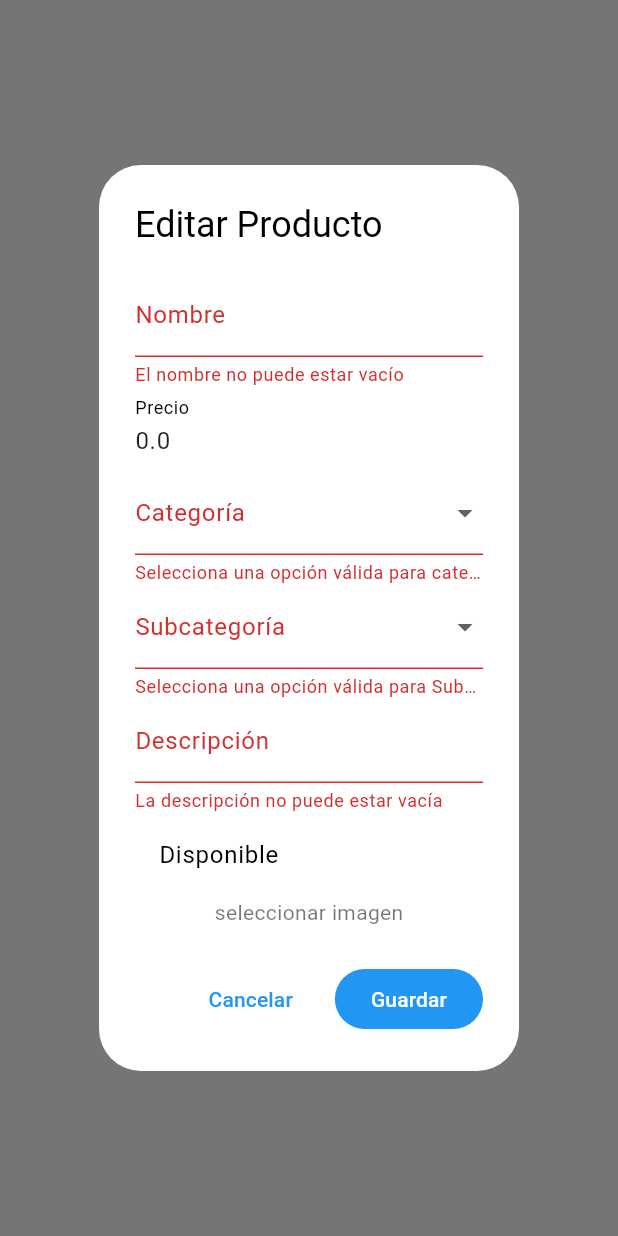
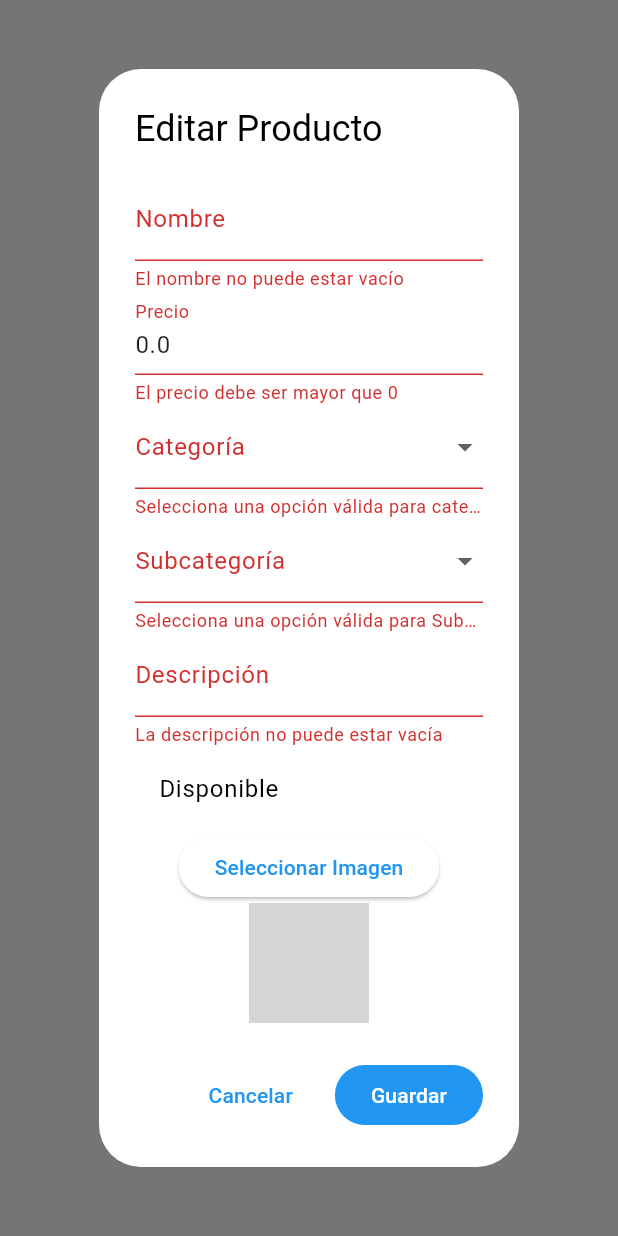
Before and after one commit to DonPombo/Un-Lugar-Chido, a Flutter app: what mostrarDialogoEdicion() shows on an empty page, opened directly with empty values, after a tap on "Guardar", on a phone screen of 412 x 824 dp. Run offline on Flutter 3.47's test engine with Material 3 defaults, Android fonts, the phone set to English and light mode, and no system bars; our stand-ins replace cloud_firestore, firebase_auth, firebase_core, firebase_storage, go_router, image_picker and 1 more; missing offline and left inert: dart:html; accounts and stored records are empty; network calls fail; grey boxes are pictures that could not be loaded.

Commit message:
la imagen se sube correctamente pero no se carga en ningun lado_(Se queda la default)

```diff
--- a/lib/admin screens/dialogs/dialogs.dart
+++ b/lib/admin screens/dialogs/dialogs.dart
@@ -1,6 +1,15 @@
+import 'dart:typed_data';
+
 import 'package:flutter/material.dart';
+import 'package:path/path.dart';
 import '../../models/producto.dart';
 import '/services/firestore_service.dart';
+
+import 'dart:io';
+import 'package:image_picker/image_picker.dart'; // Para seleccionar imágenes
+
+import 'package:flutter/foundation.dart' show kIsWeb;
+import 'dart:html' as html;
 
 Future<void> mostrarDialogoEdicion({
   required BuildContext context,
@@ -14,10 +23,54 @@ Future<void> mostrarDialogoEdicion({
       TextEditingController(text: producto?.nombre ?? '');
   final TextEditingController precioController =
       TextEditingController(text: producto?.precio.toString() ?? '');
-  final TextEditingController imagenController =
-      TextEditingController(text: producto?.imagen ?? '');
   final TextEditingController descripcionController =
       TextEditingController(text: producto?.descripcion ?? '');
+
+  // Variables para la imagen
+  File? image; // Para móviles
+  Uint8List? webImage; // Para web
+
+  // URL de imagen por defecto
+  String defaultImageUrl =
+      '/assets/images/logoChido.png'; // URL de imagen por defecto
+
+  // Imagen por defecto o imagen existente
+  String imageUrl = producto?.imagen ?? defaultImageUrl;
+
+  // Función para seleccionar imagen desde móvil o web
+  Future<void> pickImage() async {
+    setLoading(
+        false); // Se indica que la operación de selección de imagen está en progreso
+    if (kIsWeb) {
+      final input = html.FileUploadInputElement();
+      input.accept = 'image/*';
+      input.click();
+
+      input.onChange.listen((e) async {
+        final files = input.files;
+        if (files!.isEmpty) {
+          setLoading(false);
+          return;
+        }
+
+        final reader = html.FileReader();
+        reader.readAsArrayBuffer(files[0]);
+        reader.onLoadEnd.listen((e) {
+          webImage = reader.result as Uint8List;
+          setLoading(false); // Finaliza la operación
+        });
+      });
+    } else {
+      final picker = ImagePicker();
+      final pickedFile = await picker.pickImage(source: ImageSource.gallery);
+
+      if (pickedFile != null) {
+        image = File(pickedFile.path);
+      }
+    }
+    setLoading(false); // Finaliza la operación de carga
+  }
+
   String categoria = producto?.categoria ?? 'Menú';
   String subcategoria = producto?.subcategoria ?? 'Tacos';
   bool disponible = producto?.disponible ?? true;
@@ -44,7 +97,7 @@ Future<void> mostrarDialogoEdicion({
                   },
                 ),
                 // TODO : Agregar validación para el precio
-
+                // TODO : Agregar validación para el precio #
                 TextFormField(
                   controller: precioController,
                   keyboardType: TextInputType.number,
@@ -52,6 +105,13 @@ Future<void> mostrarDialogoEdicion({
                   validator: (value) {
                     if (value == null || value.isEmpty) {
                       return 'El precio no puede estar vacío';
+                    }
+                    final n = double.tryParse(value);
+                    if (n == null) {
+                      return 'Ingresa un número válido';
+                    }
+                    if (n <= 0) {
+                      return 'El precio debe ser mayor que 0';
                     }
                     return null;
                   },
@@ -140,19 +200,24 @@ Future<void> mostrarDialogoEdicion({
                     disponible = value;
                   },
                 ),
-                const Text('seleccionar imagen'),
-                // TODO : implementar la selección de imagen
 
-                // TextFormField(
-                //   controller: imagenController,
-                //   decoration: const InputDecoration(labelText: 'URL de Imagen'),
-                //   validator: (value) {
-                //     if (value == null || value.isEmpty) {
-                //       return 'La URL de la imagen no puede estar vacía';
-                //     }
-                //     return null;
-                //   },
-                // ),
+                // TODO :  implementar la URL correcta  para subir la imagen
+
+                // Botón para seleccionar imagen
+                ElevatedButton(
+                  onPressed: pickImage,
+                  child: const Text('Seleccionar Imagen'),
+                ),
+
+                // Mostrar la imagen seleccionada (móvil o web) o la imagen por defecto
+                if (image != null)
+                  Image.file(image!, height: 80, width: 80)
+                else if (webImage != null)
+                  Image.memory(webImage!, height: 80, width: 80)
+                else if (imageUrl.isNotEmpty)
+                  Image.network(imageUrl, height: 80, width: 80)
+                else
+                  Image.network(defaultImageUrl, height: 80, width: 80),
               ],
             ),
           ),
@@ -171,37 +236,62 @@ Future<void> mostrarDialogoEdicion({
             child: const Text('Guardar'),
             onPressed: () async {
               if (formKey.currentState!.validate()) {
-                setLoading(true);
+                setLoading(true); // Muestra un indicador de carga
 
+                try {
+                  // Subir imagen si fue seleccionada
+                  if (image != null || webImage != null) {
+                    // Determina el nombre del archivo
+                    String fileName = image !=
+                            null // Para el nombre del archivo seleccionado en web
+                        ? basename(image!
+                            .path) // Obtiene el nombre del archivo en Android
+                        : 'producto_${DateTime.now().millisecondsSinceEpoch}'; // Nombre de la imagen
+
+                    // Llama a la función subirImagen y guarda la URL de descarga
+                    imageUrl = await firestoreService.subirImagen(
+                      image != null ? image! : webImage!,
+                      isWeb: kIsWeb,
+                      fileName: fileName,
+                    );
+                    producto?.imagen = imageUrl;
+                  }
+
+                  // Crea un nuevo producto con los datos ingresados
                   Producto nuevoProducto = Producto(
                     id: producto?.id,
                     nombre: nombreController.text,
                     precio: double.tryParse(precioController.text) ?? 0,
                     categoria: categoria,
                     subcategoria: subcategoria,
-                  imagen: imagenController.text,
+                    imagen: imageUrl, // Guardar la URL de la imagen
                     descripcion: descripcionController.text,
                     disponible: disponible,
                   );
 
-                try {
+                  // Guardar el producto en Firestore
                   if (producto == null) {
                     await firestoreService.agregarProducto(nuevoProducto);
                   } else {
                     await firestoreService.actualizarProducto(nuevoProducto);
                   }
+
+                  // Muestra un mensaje de éxito
                   ScaffoldMessenger.of(context).showSnackBar(
                     const SnackBar(
                         content: Text('Producto guardado exitosamente')),
                   );
                 } catch (e) {
+                  // Manejo de errores al guardar el producto
                   ScaffoldMessenger.of(context).showSnackBar(
                     SnackBar(content: Text('Error al guardar el producto: $e')),
                   );
+                } finally {
+                  setLoading(false); // Oculta el indicador de carga
                 }
 
-                setLoading(false);
-                Navigator.of(context).pop();
+                Navigator.of(context)
+                    .pop(); // Cierra el diálogo o pantalla actual
               }
             },
           ),
--- a/lib/models/producto.dart
+++ b/lib/models/producto.dart
@@ -7,6 +7,9 @@ class Producto {
   String imagen ;
   String descripcion;
   bool disponible;
+
+
+
 
   Producto({
     this.id,
--- a/lib/pages/detalle_item_screen.dart
+++ b/lib/pages/detalle_item_screen.dart
@@ -31,7 +31,7 @@ class DetalleItemScreen extends StatelessWidget {
                     color: Colors.black.withOpacity(0.6),
                     padding: const EdgeInsets.symmetric(vertical: 8),
                     child: const Text(
-                      'No disponible',
+                      'Agotado',
                       style: TextStyle(color: Colors.white, fontSize: 18),
                       textAlign: TextAlign.center,
                     ),
--- a/pubspec.yaml
+++ b/pubspec.yaml
@@ -30,13 +30,17 @@ environment:
 dependencies:
   cloud_firestore: ^5.4.2
   cupertino_icons: ^1.0.8
+  file_picker: ^8.1.2
   firebase_auth: ^5.3.0
   firebase_core: ^3.4.0
+  firebase_storage: ^12.3.2
   flutter:
     sdk: flutter
   flutter_launcher_icons: ^0.13.1
   font_awesome_flutter: ^10.7.0
   go_router: ^14.2.7
+  image_picker: ^1.1.2
+  path: ^1.9.0
   qr_flutter: ^4.1.0
   url_launcher: ^6.3.0
 
```
Also changed, not shown: lib/admin screens/panel_admin_screen.dart (+21 -9 lines), lib/pages/catalogo_menu_screen.dart (+11 -10 lines), lib/services/firestore_service.dart (+40 -4 lines), pubspec.lock, 5 other files. Lines whose indentation alone changed are shown as unchanged.
